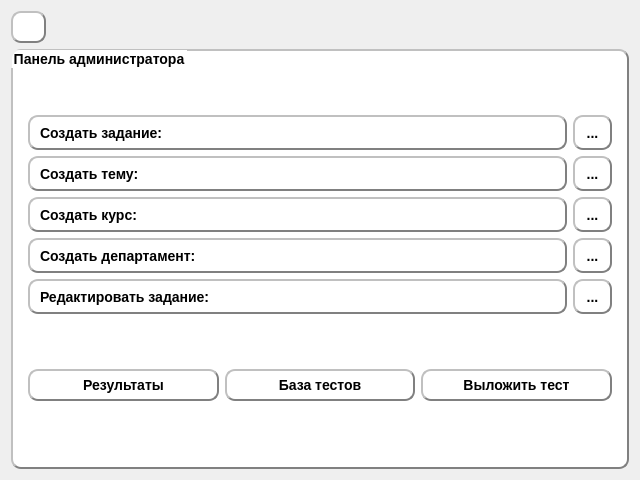
Old version of the form adminwindow.ui in the repository Rayzedan/SystemControlStudent.
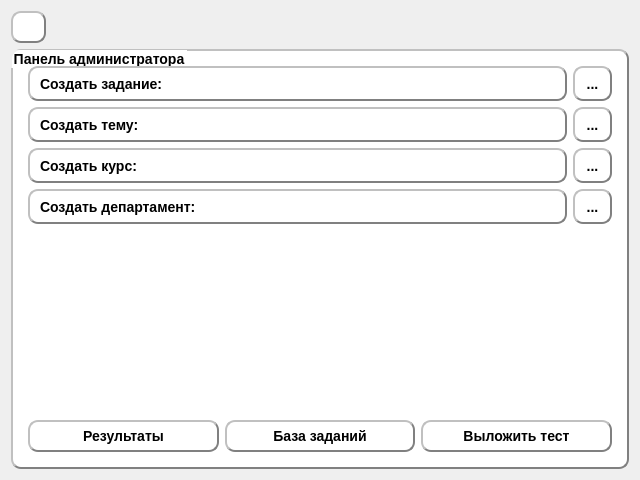
New version of the form.

What changed in the file:
```diff
--- a/adminwindow.ui
+++ b/adminwindow.ui
@@ -24,8 +24,8 @@
   </property>
   <property name="maximumSize">
    <size>
-    <width>640</width>
-    <height>480</height>
+    <width>99999</width>
+    <height>99999</height>
    </size>
   </property>
   <property name="windowTitle">
@@ -81,7 +81,6 @@
      <property name="font">
       <font>
        <pointsize>-1</pointsize>
-       <weight>75</weight>
        <italic>false</italic>
        <bold>true</bold>
        <kerning>true</kerning>
@@ -119,7 +118,7 @@
      <property name="checkable">
       <bool>false</bool>
      </property>
-     <layout class="QVBoxLayout" name="verticalLayout_3" stretch="0,10">
+     <layout class="QVBoxLayout" name="verticalLayout_3" stretch="0,0,10">
       <item>
        <layout class="QHBoxLayout" name="horizontalLayout_3">
         <item>
@@ -152,13 +151,6 @@
             </property>
            </widget>
           </item>
-          <item>
-           <widget class="QLabel" name="label_4">
-            <property name="text">
-             <string>Редактировать задание:</string>
-            </property>
-           </widget>
-          </item>
          </layout>
         </item>
         <item>
@@ -191,17 +183,23 @@
             </property>
            </widget>
           </item>
-          <item>
-           <widget class="QToolButton" name="toolButton_2">
-            <property name="text">
-             <string>...</string>
-            </property>
-           </widget>
-          </item>
          </layout>
         </item>
        </layout>
       </item>
+      <item>
+       <spacer name="verticalSpacer_3">
+        <property name="orientation">
+         <enum>Qt::Vertical</enum>
+        </property>
+        <property name="sizeHint" stdset="0">
+         <size>
+          <width>20</width>
+          <height>999999</height>
+         </size>
+        </property>
+       </spacer>
+      </item>
       <item>
        <layout class="QHBoxLayout" name="horizontalLayout">
         <item>
@@ -214,7 +212,7 @@
         <item>
          <widget class="QPushButton" name="pushButton_2">
           <property name="text">
-           <string>База тестов</string>
+           <string>База заданий</string>
           </property>
          </widget>
         </item>
```
